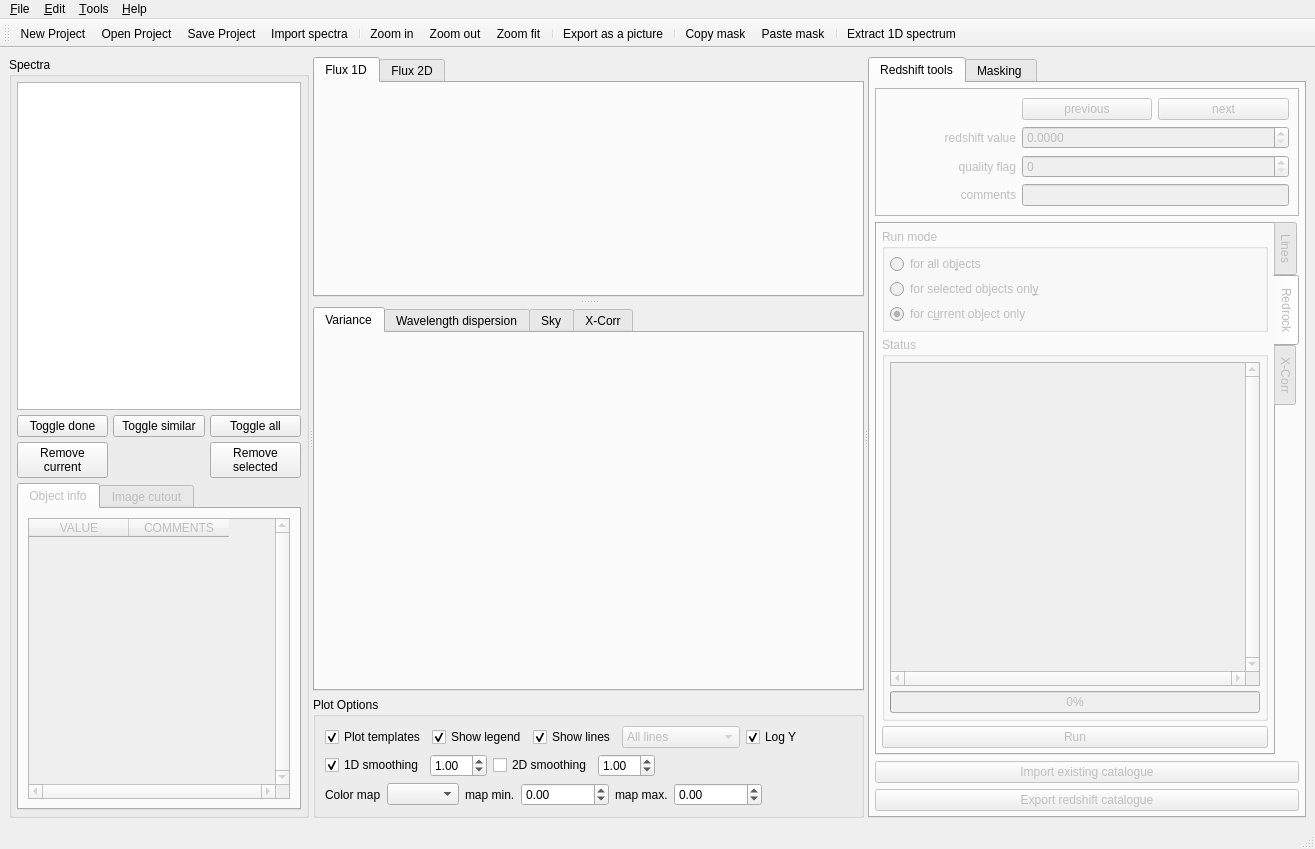
The window that src/redmost/ui/main_window.ui (mauritiusdadd/redmost) describes before a commit, drawn with Qt 5.
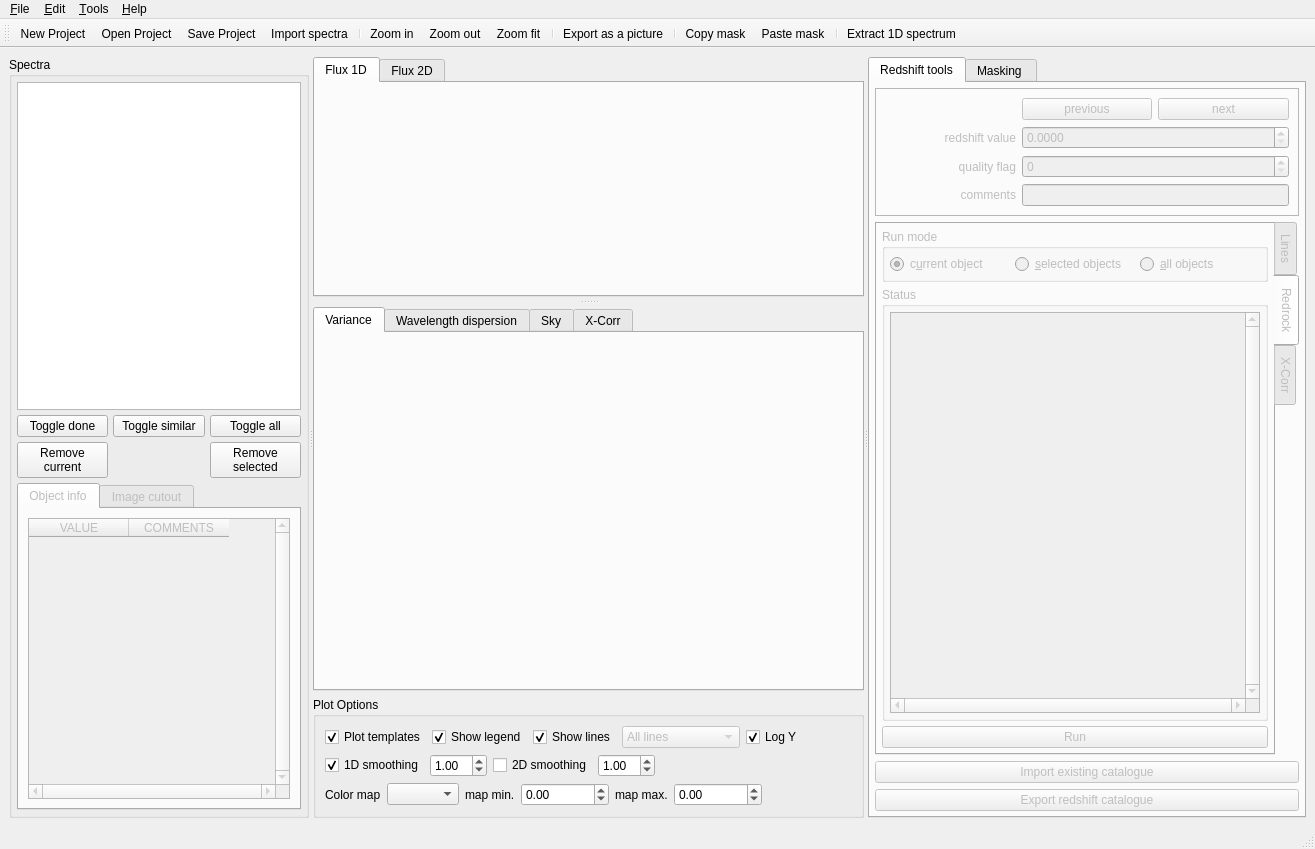
The same window after the commit. The open tabs and pages were chosen to show the change. Icons and pictures are not drawn.

Commit message: Prevent concurrent runs of multiple backends

Diff of the .ui file:
```diff
--- a/src/redmost/ui/main_window.ui
+++ b/src/redmost/ui/main_window.ui
@@ -1067,7 +1067,7 @@
                <property name="title">
                 <string>Run mode</string>
                </property>
-               <layout class="QVBoxLayout" name="verticalLayout_8">
+               <layout class="QHBoxLayout" name="horizontalLayout_5">
                 <property name="spacing">
                  <number>5</number>
                 </property>
@@ -1083,33 +1083,33 @@
                 <property name="bottomMargin">
                  <number>5</number>
                 </property>
-                <item>
-                 <widget class="QRadioButton" name="redrock_all_radio">
-                  <property name="text">
-                   <string>for all ob&amp;jects</string>
-                  </property>
-                  <property name="checked">
-                   <bool>false</bool>
-                  </property>
-                 </widget>
-                </item>
-                <item>
-                 <widget class="QRadioButton" name="redrock_selected_radio">
-                  <property name="text">
-                   <string>for selected objects onl&amp;y</string>
-                  </property>
-                 </widget>
-                </item>
                 <item>
                  <widget class="QRadioButton" name="redrock_current_radio">
                   <property name="text">
-                   <string>for c&amp;urrent object only</string>
+                   <string>c&amp;urrent object</string>
                   </property>
                   <property name="checked">
                    <bool>true</bool>
                   </property>
                  </widget>
                 </item>
+                <item>
+                 <widget class="QRadioButton" name="redrock_selected_radio">
+                  <property name="text">
+                   <string>&amp;selected objects</string>
+                  </property>
+                 </widget>
+                </item>
+                <item>
+                 <widget class="QRadioButton" name="redrock_all_radio">
+                  <property name="text">
+                   <string>&amp;all objects</string>
+                  </property>
+                  <property name="checked">
+                   <bool>false</bool>
+                  </property>
+                 </widget>
+                </item>
                </layout>
               </widget>
              </item>
@@ -1169,13 +1169,6 @@
                   </property>
                  </widget>
                 </item>
-                <item>
-                 <widget class="QProgressBar" name="redrock_progress_bar">
-                  <property name="value">
-                   <number>0</number>
-                  </property>
-                 </widget>
-                </item>
                </layout>
               </widget>
              </item>
```
Left out of the diff: 38 changed lines with no effect on the pictures. The commit also changes 1 other file.
